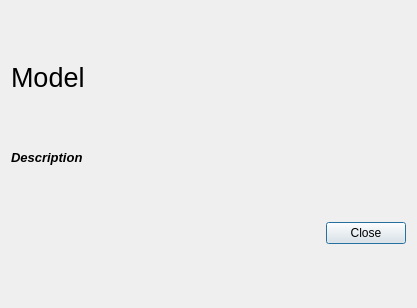
The window that pyfab/pyfab_optdialog.ui (physimals/fabber_core) describes before a commit, drawn with Qt 5.
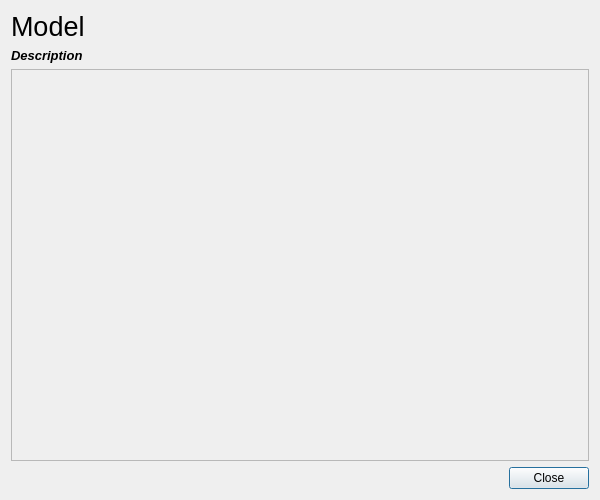
The same window after the commit.

```diff
--- a/pyfab/pyfab_optdialog.ui
+++ b/pyfab/pyfab_optdialog.ui
@@ -6,8 +6,8 @@
    <rect>
     <x>0</x>
     <y>0</y>
-    <width>417</width>
-    <height>308</height>
+    <width>600</width>
+    <height>500</height>
    </rect>
   </property>
   <property name="sizePolicy">
@@ -16,9 +16,18 @@
     <verstretch>0</verstretch>
    </sizepolicy>
   </property>
+  <property name="minimumSize">
+   <size>
+    <width>600</width>
+    <height>500</height>
+   </size>
+  </property>
   <property name="windowTitle">
    <string>Options</string>
   </property>
+  <property name="sizeGripEnabled">
+   <bool>false</bool>
+  </property>
   <layout class="QVBoxLayout" name="verticalLayout">
    <item>
     <widget class="QLabel" name="modelLabel">
@@ -63,7 +72,29 @@
     </widget>
    </item>
    <item>
-    <layout class="QGridLayout" name="grid"/>
+    <widget class="QScrollArea" name="scrollArea">
+     <property name="horizontalScrollBarPolicy">
+      <enum>Qt::ScrollBarAlwaysOff</enum>
+     </property>
+     <property name="widgetResizable">
+      <bool>true</bool>
+     </property>
+     <widget class="QWidget" name="scrollAreaWidgetContents">
+      <property name="geometry">
+       <rect>
+        <x>0</x>
+        <y>0</y>
+        <width>580</width>
+        <height>391</height>
+       </rect>
+      </property>
+      <layout class="QGridLayout" name="gridLayout">
+       <item row="0" column="0">
+        <layout class="QGridLayout" name="grid"/>
+       </item>
+      </layout>
+     </widget>
+    </widget>
    </item>
    <item>
     <widget class="QDialogButtonBox" name="buttonBox">
```
